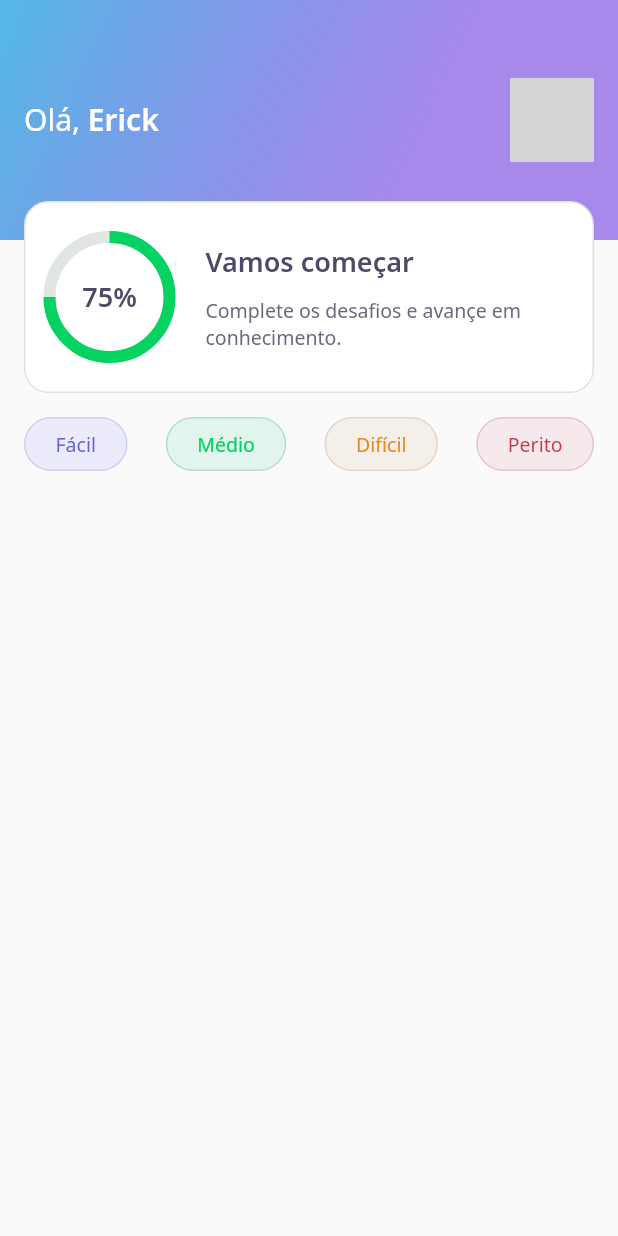
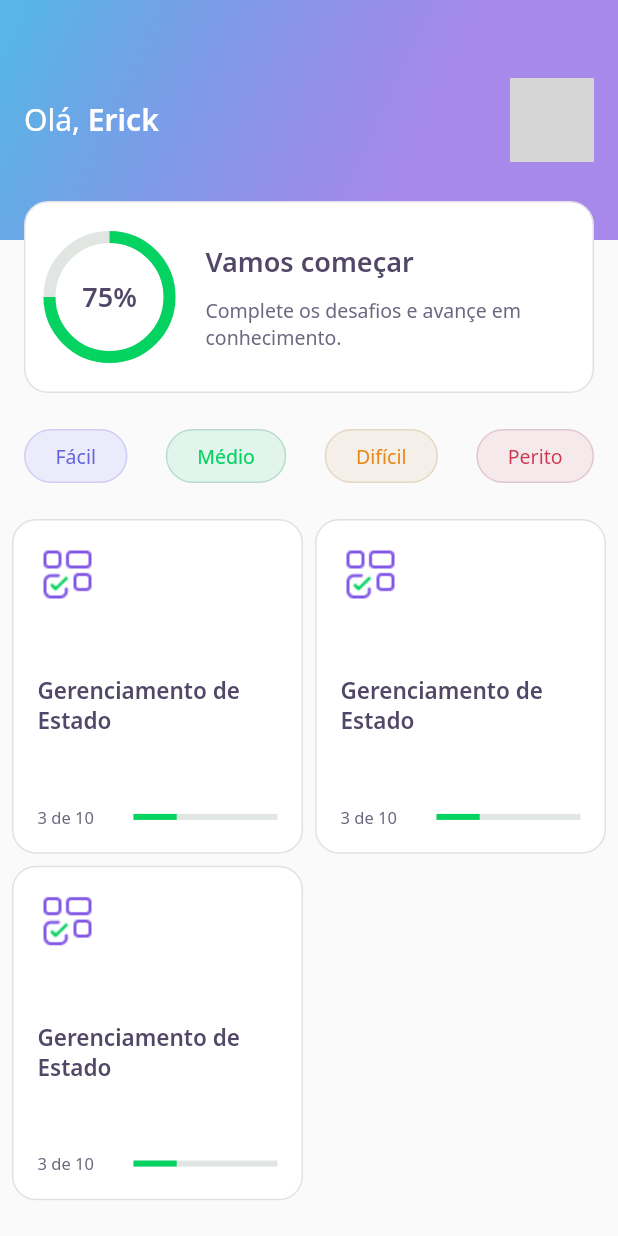
Before and after one commit to dsErick/devquiz-nlw5, a Flutter app: the screen it shows after launch, on a phone screen of 412 x 824 dp. Run offline on Flutter 3.47's test engine with Material 2 defaults, Android fonts, the phone set to English and light mode, and no system bars; our stand-ins replace google_fonts; network calls fail; grey boxes are pictures that could not be loaded.

Commit message:
Parte inicial do QuizCardWidget

```diff
--- a/lib/home/home_page.dart
+++ b/lib/home/home_page.dart
@@ -2,6 +2,7 @@ import 'package:flutter/material.dart';
 
 import 'widgets/app_bar_widget.dart';
 import 'widgets/level_button/level_button_widget.dart';
+import 'widgets/quiz_card/quiz_card_widget.dart';
 
 class HomePage extends StatefulWidget {
     const HomePage({Key? key}) : super(key: key);
@@ -15,8 +16,11 @@ class _HomePageState extends State<HomePage> {
     Widget build(BuildContext context) {
         return Scaffold(
             appBar: AppBarWidget(),
-            body: Padding(
-                padding: const EdgeInsets.all(16),
+            body: Column(
+                children: <Widget>[
+                    SizedBox(height: 24),
+                    Padding(
+                        padding: const EdgeInsets.symmetric(horizontal: 16),
                         child: Row(
                             mainAxisAlignment: MainAxisAlignment.spaceBetween,
                             children: <Widget>[
@@ -27,6 +31,25 @@ class _HomePageState extends State<HomePage> {
                             ]
                         ),
                     ),
+                    SizedBox(height: 24),
+                    Expanded(
+                        child: Padding(
+                            padding: const EdgeInsets.symmetric(horizontal: 8),
+                            child: GridView.count(
+                                crossAxisCount: 2,
+                                crossAxisSpacing: 8,
+                                mainAxisSpacing: 8,
+                                childAspectRatio: 1/1.15,
+                                children: <Widget>[
+                                    QuizCardWidget(),
+                                    QuizCardWidget(),
+                                    QuizCardWidget(),
+                                ],
+                            ),
+                        ),
+                    ),
+                ],
+            ),
         );
     }
 }
--- a/lib/home/widgets/app_bar_widget.dart
+++ b/lib/home/widgets/app_bar_widget.dart
@@ -11,18 +11,18 @@ class AppBarWidget extends PreferredSize {
         child: Container(
             height: 262,
             child: Stack(
-                children: [
+                children: <Widget>[
                     Container(
                         decoration: BoxDecoration(gradient: AppGradients.linear),
-                        padding: EdgeInsets.symmetric(horizontal: 16),
+                        padding: const EdgeInsets.symmetric(horizontal: 16),
                         height: 160,
                         child: Row(
                             mainAxisAlignment: MainAxisAlignment.spaceBetween,
                             crossAxisAlignment: CrossAxisAlignment.center,
-                            children: [
+                            children: <Widget>[
                                 Text.rich(
                                     TextSpan(
-                                        children: [
+                                        children: <InlineSpan>[
                                             TextSpan(text: 'Olá, ', style: AppTextStyles.title),
                                             TextSpan(text: 'Erick', style: AppTextStyles.titleBold)
                                         ]
@@ -44,7 +44,7 @@ class AppBarWidget extends PreferredSize {
                     Align(
                         alignment: Alignment(0, 1),
                         child: Padding(
-                            padding: EdgeInsets.symmetric(horizontal: 16),
+                            padding: const EdgeInsets.symmetric(horizontal: 16),
                             child: ScoreCardWidget()
                         )
                     ),
--- a/lib/home/widgets/level_button/level_button_widget.dart
+++ b/lib/home/widgets/level_button/level_button_widget.dart
@@ -42,7 +42,7 @@ class LevelButtonWidget extends StatelessWidget {
     @override
     Widget build(BuildContext context) {
         return Container(
-            padding: EdgeInsets.symmetric(horizontal: 20, vertical: 8),
+            padding: const EdgeInsets.symmetric(horizontal: 20, vertical: 8),
             decoration: BoxDecoration(
                 borderRadius: BorderRadius.circular(32),
                 border: Border.all(color: borderColor),
--- /dev/null
+++ b/lib/home/widgets/quiz_card/quiz_card_widget.dart
@@ -0,0 +1,54 @@
+import 'package:flutter/material.dart';
+
+import 'package:dev_quiz/core/app_colors.dart';
+import 'package:dev_quiz/core/app_images.dart';
+import 'package:dev_quiz/core/app_text_styles.dart';
+
+class QuizCardWidget extends StatelessWidget {
+    const QuizCardWidget({Key? key}) : super(key: key);
+
+    @override
+    Widget build(BuildContext context) {
+        return Container(
+            decoration: BoxDecoration(
+                border: Border.all(color: AppColors.border),
+                borderRadius: BorderRadius.circular(16),
+                color: AppColors.white,
+            ),
+            padding: const EdgeInsets.all(16),
+            child: Column(
+                crossAxisAlignment: CrossAxisAlignment.start,
+                mainAxisAlignment: MainAxisAlignment.spaceBetween,
+                children: <Widget>[
+                    Container(
+                        height: 40,
+                        width: 40,
+                        child: Image.asset(AppImages.blocks),
+                    ),
+                    Text(
+                        'Gerenciamento de Estado',
+                        style: AppTextStyles.heading15,
+                        maxLines: 3,
+                        overflow: TextOverflow.ellipsis
+                    ),
+                    Row(
+                        children: <Widget>[
+                            Expanded(
+                                flex: 2,
+                                child: Text('3 de 10', style: AppTextStyles.body11),
+                            ),
+                            Expanded(
+                                flex: 3,
+                                child: LinearProgressIndicator(
+                                    value: .3,
+                                    backgroundColor: AppColors.chartSecondary,
+                                    valueColor: AlwaysStoppedAnimation<Color?>(AppColors.chartPrimary),
+                                ),
+                            ),
+                        ]
+                    )
+                ]
+            )
+        );
+    }
+}
--- a/lib/home/widgets/score_card/chart_widget.dart
+++ b/lib/home/widgets/score_card/chart_widget.dart
@@ -12,7 +12,7 @@ class ChartWidget extends StatelessWidget {
             width: 80,
             height: 80,
             child: Stack(
-                children: [
+                children: <Widget>[
                     Center(
                         child: Container(
                             width: 80,
--- a/lib/home/widgets/score_card/score_card_widget.dart
+++ b/lib/home/widgets/score_card/score_card_widget.dart
@@ -19,7 +19,7 @@ class ScoreCardWidget extends StatelessWidget {
             ),
             child: Row(
                 crossAxisAlignment: CrossAxisAlignment.center,
-                children: [
+                children: <Widget>[
                     ChartWidget(),
                     Expanded(
                         child: Padding(
@@ -27,7 +27,7 @@ class ScoreCardWidget extends StatelessWidget {
                             child: Column(
                                 mainAxisAlignment: MainAxisAlignment.spaceEvenly,
                                 crossAxisAlignment: CrossAxisAlignment.start,
-                                children: [
+                                children: <Widget>[
                                     Text(
                                         'Vamos começar',
                                         style: AppTextStyles.heading
```
Lines whose indentation alone changed are shown as unchanged.
